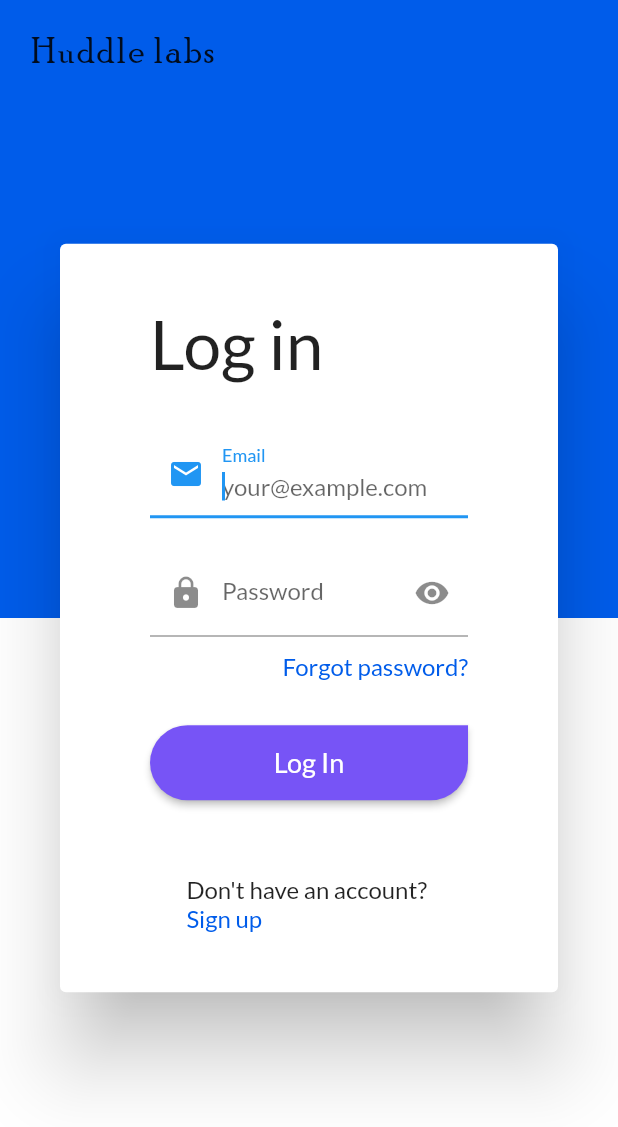
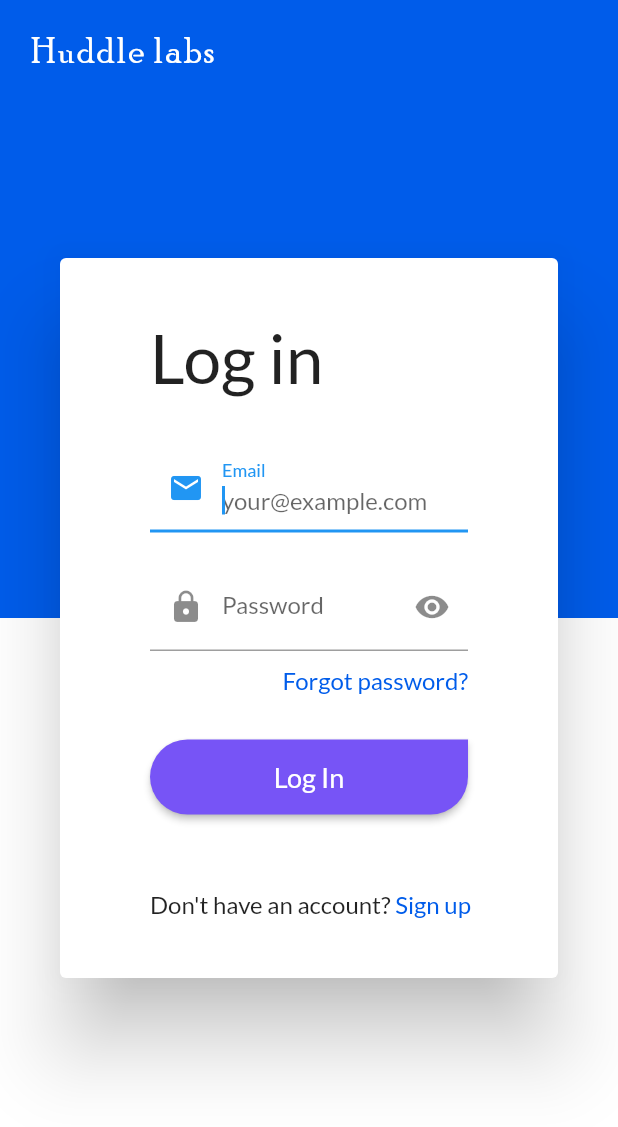
Before and after one commit to KumarSunil17/huddle-labs, a Flutter app: the screen it shows after launch, on a phone screen of 412 x 824 dp. Shown: the top 1127 px of the screen. Run offline on Flutter 3.47's test engine with Material 2 defaults, Android fonts, the light colour scheme and no system bars; our stand-ins replace fl_chart, flushbar; missing offline and left inert: dart:html, firebase; accounts and stored records are empty; statements that could not run were skipped.

Commit message:
final comit

```diff
--- a/lib/main.dart
+++ b/lib/main.dart
@@ -2,7 +2,6 @@ import 'package:flutter/material.dart';
 import 'package:firebase/firebase.dart' as fb;
 import 'package:huddlelabs/pages/dashboard/dashboard_page.dart';
 import 'package:huddlelabs/pages/login/login_page.dart';
-import 'package:huddlelabs/pages/project/project_details_page.dart';
 
 Future<void> main() async {
   WidgetsFlutterBinding.ensureInitialized();
@@ -30,6 +29,7 @@ class MyApp extends StatelessWidget {
   @override
   Widget build(BuildContext context) {
     return MaterialApp(
+        title: 'Huddle Labs',
         debugShowCheckedModeBanner: false,
         darkTheme: ThemeData(
           fontFamily: 'Lato',
--- a/lib/pages/dashboard/components/other_profile_dialog.dart
+++ b/lib/pages/dashboard/components/other_profile_dialog.dart
@@ -1,14 +1,9 @@
 import 'package:firebase/firestore.dart';
 import 'package:flutter/material.dart';
-import 'package:huddlelabs/pages/login/login_page.dart';
 import 'package:huddlelabs/utils/components/error_widget.dart';
-import 'package:huddlelabs/utils/components/huddle_alert.dart';
 import 'package:huddlelabs/utils/components/huddle_button.dart';
 import 'package:huddlelabs/utils/components/huddle_loader.dart';
-import 'package:huddlelabs/utils/components/huddle_route_animation.dart';
 import 'package:huddlelabs/utils/constants.dart';
-import 'package:firebase/firebase.dart' as fb;
-import 'package:huddlelabs/utils/enums.dart';
 import 'dart:html' as html;
 
 class OtherProfileWidget extends StatelessWidget {
--- a/lib/pages/dashboard/components/profile_dialog.dart
+++ b/lib/pages/dashboard/components/profile_dialog.dart
@@ -8,7 +8,6 @@ import 'package:huddlelabs/utils/components/huddle_loader.dart';
 import 'package:huddlelabs/utils/components/huddle_route_animation.dart';
 import 'package:huddlelabs/utils/constants.dart';
 import 'package:firebase/firebase.dart' as fb;
-import 'package:huddlelabs/utils/enums.dart';
 import 'dart:html' as html;
 
 class ProfileWidget extends StatefulWidget {
--- a/lib/pages/forgot_password/forgot_password_dialog.dart
+++ b/lib/pages/forgot_password/forgot_password_dialog.dart
@@ -1,7 +1,6 @@
 import 'package:firebase/firebase.dart' as fb;
 import 'package:flutter/material.dart';
 import 'package:huddlelabs/utils/components/huddle_button.dart';
-import 'package:huddlelabs/utils/components/huddle_extensions.dart';
 
 class ForgotPasswordDialog extends StatelessWidget {
   static const String routeName = '/forgotPassword';
@@ -45,7 +44,7 @@ class ForgotPasswordDialog extends StatelessWidget {
             shape:
                 RoundedRectangleBorder(borderRadius: BorderRadius.circular(20)),
             child: Icon(Icons.close, color: Colors.white, size: 15),
-          ).showCursorOnHover
+          )
         ],
       ),
       children: <Widget>[
--- a/lib/pages/login/login_page.dart
+++ b/lib/pages/login/login_page.dart
@@ -1,12 +1,10 @@
 import 'package:firebase/firebase.dart';
-import 'package:flushbar/flushbar.dart';
 import 'package:flutter/cupertino.dart';
 import 'package:flutter/material.dart';
 import 'package:huddlelabs/pages/dashboard/dashboard_page.dart';
 import 'package:huddlelabs/pages/forgot_password/forgot_password_dialog.dart';
 import 'package:huddlelabs/pages/signup/signup_page.dart';
 import 'package:huddlelabs/utils/components/huddle_button.dart';
-import 'package:huddlelabs/utils/components/huddle_extensions.dart';
 import 'package:huddlelabs/utils/components/huddle_route_animation.dart';
 import 'package:huddlelabs/utils/components/responsive_widget.dart';
 import 'package:huddlelabs/utils/constants.dart';
@@ -81,10 +79,10 @@ class LoginPage extends StatelessWidget {
           top: 20,
           child: Text(
             'Huddle labs',
-            style: Theme.of(context)
-                .textTheme
-                .headline5
-                .copyWith(fontFamily: 'PoorRich', letterSpacing: 1.3),
+            style: Theme.of(context).textTheme.headline5.copyWith(
+                fontFamily: 'PoorRich',
+                color: Colors.white,
+                letterSpacing: 1.3),
           ),
         ),
         Positioned.fill(
@@ -211,7 +209,7 @@ class _LoginFormState extends State<LoginForm> {
                 child: Text(
                   'Forgot password?',
                   style: TextStyle(color: Theme.of(context).primaryColor),
-                ).showCursorOnHover,
+                ),
               ),
             ),
             SizedBox(height: 30),
@@ -228,19 +226,21 @@ class _LoginFormState extends State<LoginForm> {
                   _doLogin();
                 }
               },
-            ).showCursorOnHover,
+            ),
             SizedBox(height: 50),
-            Wrap(
+            Row(
+              mainAxisAlignment: MainAxisAlignment.center,
               children: <Widget>[
                 Text('Don\'t have an account? '),
-                GestureDetector(
+                InkWell(
                     onTap: () {
                       Navigator.push(context, FadeRoute(page: SignupPage()));
                     },
+                    splashColor: Colors.transparent,
+                    highlightColor: Colors.transparent,
                     child: Text('Sign up',
-                            style: TextStyle(
-                                color: Theme.of(context).primaryColor))
-                        .showCursorOnHover)
+                        style:
+                            TextStyle(color: Theme.of(context).primaryColor)))
               ],
             ),
           ],
--- a/lib/pages/project/add_project_dialog.dart
+++ b/lib/pages/project/add_project_dialog.dart
@@ -7,7 +7,6 @@ import 'package:huddlelabs/utils/components/huddle_loader.dart';
 import 'package:huddlelabs/utils/components/responsive_widget.dart';
 import 'package:huddlelabs/utils/constants.dart';
 import 'package:firebase/firebase.dart' as fb;
-
 class AddProjectDialog extends StatefulWidget {
   @override
   _AddProjectDialogState createState() => _AddProjectDialogState();
@@ -66,6 +65,7 @@ class _AddProjectDialogState extends State<AddProjectDialog> {
           }
           return ListView.builder(
             itemCount: data.length,
+            shrinkWrap: true,
             itemBuilder: (c, index) => UserListTile(
               avatar: data[index].data()['photo'],
               name: data[index].data()['name'],
@@ -184,7 +184,7 @@ class _AddProjectDialogState extends State<AddProjectDialog> {
                         child: Row(children: [
                           Spacer(flex: 2),
                           Container(
-                            alignment: Alignment.topRight,
+                            alignment: Alignment.bottomRight,
                             height: 54,
                             child: HuddleButton(
                               text: 'Add project',
@@ -277,7 +277,7 @@ class _AddProjectDialogState extends State<AddProjectDialog> {
         children: [
           Spacer(flex: 2),
           Container(
-            alignment: Alignment.topRight,
+            alignment: Alignment.bottomRight,
             height: 54,
             child: HuddleButton(
               text: 'Add project',
--- a/lib/pages/project/project_task_widget.dart
+++ b/lib/pages/project/project_task_widget.dart
@@ -1,7 +1,6 @@
 import 'package:firebase/firestore.dart';
 import 'package:flutter/material.dart';
 import 'package:huddlelabs/pages/dashboard/components/other_profile_dialog.dart';
-import 'package:huddlelabs/pages/dashboard/components/profile_dialog.dart';
 import 'package:huddlelabs/pages/task/task_details_dialog_page.dart';
 import 'package:huddlelabs/utils/constants.dart';
 import 'package:huddlelabs/utils/enums.dart';
--- a/lib/pages/task/task_conversation_widget.dart
+++ b/lib/pages/task/task_conversation_widget.dart
@@ -1,4 +1,3 @@
-import 'dart:async';
 import 'dart:convert';
 import 'dart:html' as html;
 import 'dart:math';
--- a/lib/pages/task/task_details_dialog_page.dart
+++ b/lib/pages/task/task_details_dialog_page.dart
@@ -90,7 +90,6 @@ class _TaskDetailsDialogState extends State<TaskDetailsDialog> {
     return Dialog(
         clipBehavior: Clip.antiAlias,
         insetPadding: const EdgeInsets.all(54),
-        useMaterialBorderRadius: true,
         child: StreamBuilder<DocumentSnapshot>(
           stream: taskCollection.doc(widget.taskId).onSnapshot,
           builder: (c, snapshot) => snapshot.hasData
```
Also changed, not shown: lib/pages/dashboard/dashboard_page.dart (+16 -5 lines), lib/pages/project/project_details_page.dart (+32 -13 lines), lib/pages/signup/signup_page.dart (+11 -12 lines), lib/utils/components/huddle_extensions.dart (deleted, +0 -132 lines), pubspec.lock, 53 other files.
